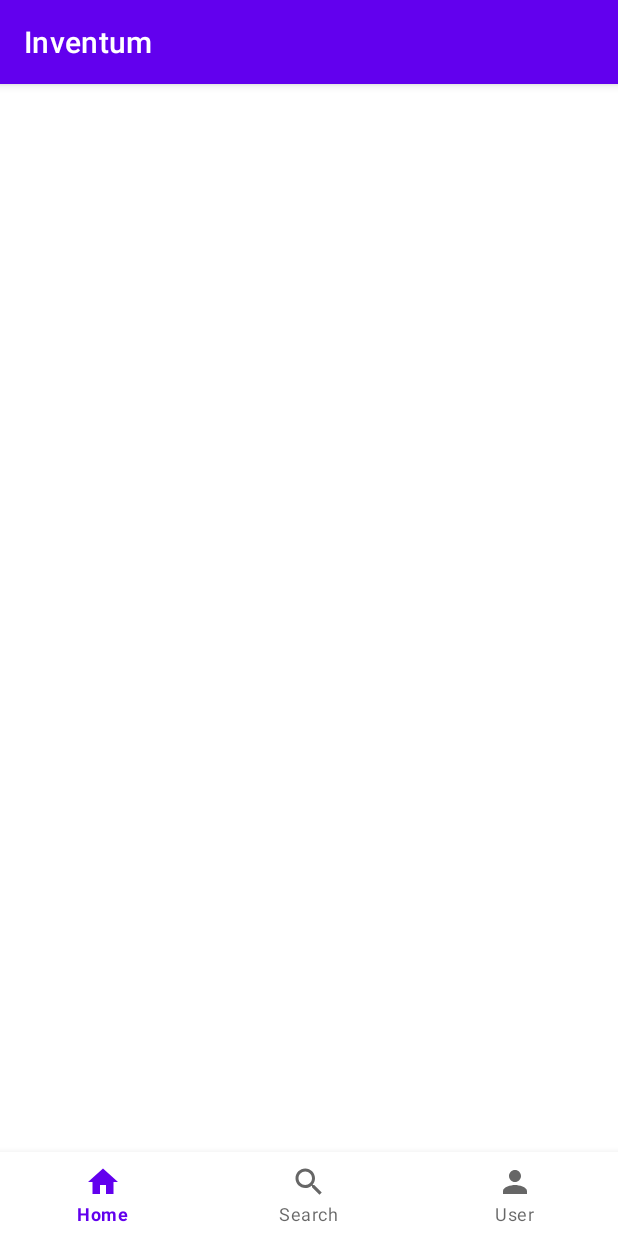
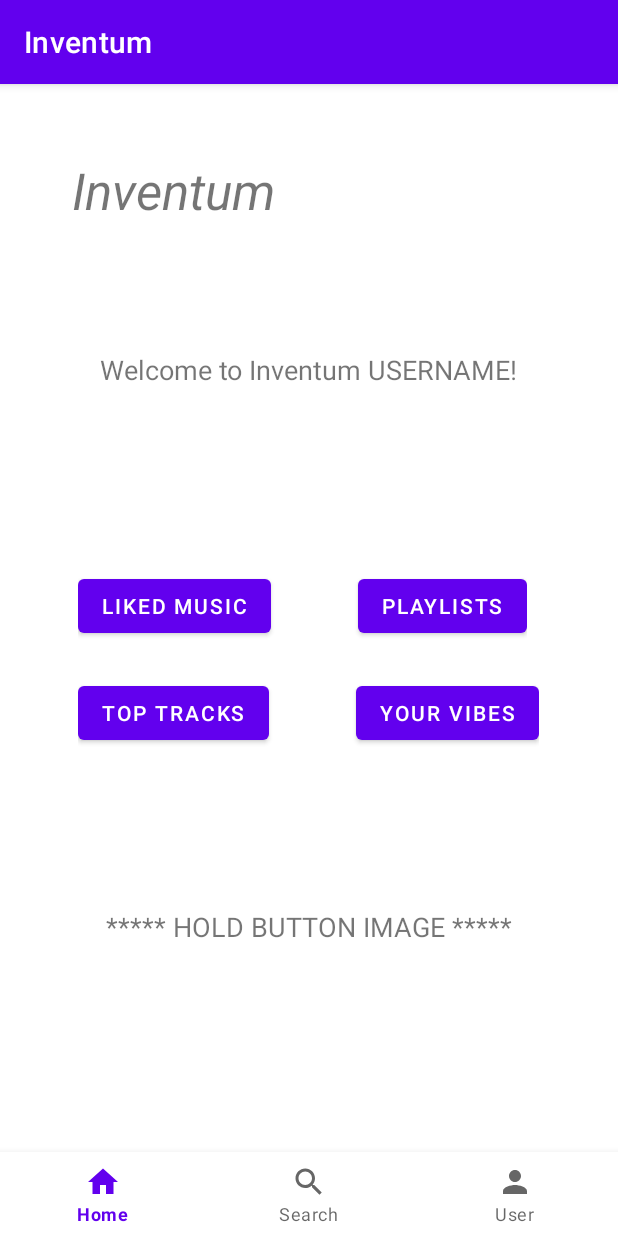
Before and after one commit to ahyeung/Inventum, an Android app: the screen it shows after launch (MainActivity), on a phone screen of 412 x 824 dp. Run offline under Robolectric (Android 15) with nearby library versions, the phone set to English and light mode, and no system bars; libraries missing offline, so code that uses them is left out: com.spotify.android, com.spotify.protocol; 2 statements that could not run were skipped.

Commit message:
Added some rough layout for home screen. Hoping to use spotify API to pull username for view text welcome, and album art for new image buttons.

```diff
--- a/app/src/main/res/layout/activity_main.xml
+++ b/app/src/main/res/layout/activity_main.xml
@@ -7,9 +7,96 @@
     tools:context=".MainActivity">
 
     <FrameLayout
+        android:id="@+id/container"
         android:layout_width="match_parent"
-        android:layout_height="match_parent"
-        android:id="@+id/container" />
+        android:layout_height="match_parent">
+
+        <LinearLayout
+            android:id="@+id/titleNav"
+            android:layout_width="match_parent"
+            android:layout_height="wrap_content">
+
+            <TextView
+                android:id="@+id/inventumTitle"
+                android:layout_width="wrap_content"
+                android:layout_height="wrap_content"
+                android:layout_marginLeft="@android:dimen/app_icon_size"
+                android:layout_marginTop="@android:dimen/app_icon_size"
+                android:layout_marginRight="64pt"
+                android:text="Inventum"
+                android:textAlignment="viewStart"
+                android:textSize="34sp"
+                android:textStyle="italic" />
+        </LinearLayout>
+
+        <TextView
+            android:id="@+id/welcomeUserTXT"
+            android:layout_width="wrap_content"
+            android:layout_height="wrap_content"
+            android:layout_gravity="center_horizontal"
+            android:layout_marginTop="80pt"
+            android:text="Welcome to Inventum USERNAME!"
+            android:textSize="18sp" />
+
+        <FrameLayout
+            android:id="@+id/panelContainer"
+            android:layout_width="wrap_content"
+            android:layout_height="wrap_content"
+            android:layout_gravity="center">
+
+            <LinearLayout
+                android:id="@+id/topPanel"
+                android:layout_width="wrap_content"
+                android:layout_height="wrap_content">
+
+                <Button
+                    android:id="@+id/likedMusic"
+                    android:layout_width="wrap_content"
+                    android:layout_height="wrap_content"
+                    android:layout_marginRight="26pt"
+                    android:text="Liked Music" />
+
+                <Button
+                    android:id="@+id/playLists"
+                    android:layout_width="wrap_content"
+                    android:layout_height="wrap_content"
+                    android:text="Playlists" />
+
+            </LinearLayout>
+
+            <LinearLayout
+                android:id="@+id/bottomPanel"
+                android:layout_width="wrap_content"
+                android:layout_height="wrap_content"
+                android:layout_below="@+id/panelOne"
+                android:layout_marginTop="32pt">
+
+                <Button
+                    android:id="@+id/topTracks"
+                    android:layout_width="wrap_content"
+                    android:layout_height="wrap_content"
+                    android:layout_marginRight="26pt"
+                    android:text="Top Tracks" />
+
+                <Button
+                    android:id="@+id/vibes"
+                    android:layout_width="wrap_content"
+                    android:layout_height="wrap_content"
+                    android:text="Your Vibes" />
+
+            </LinearLayout>
+        </FrameLayout>
+
+        <TextView
+            android:id="@+id/imageButtonHoldTXT"
+            android:layout_width="wrap_content"
+            android:layout_height="wrap_content"
+            android:layout_gravity="center"
+            android:layout_marginTop="80pt"
+            android:text="***** HOLD BUTTON IMAGE *****"
+            android:textSize="18sp" />
+
+    </FrameLayout>
 
     <com.google.android.material.bottomnavigation.BottomNavigationView
         android:layout_width="match_parent"
```
